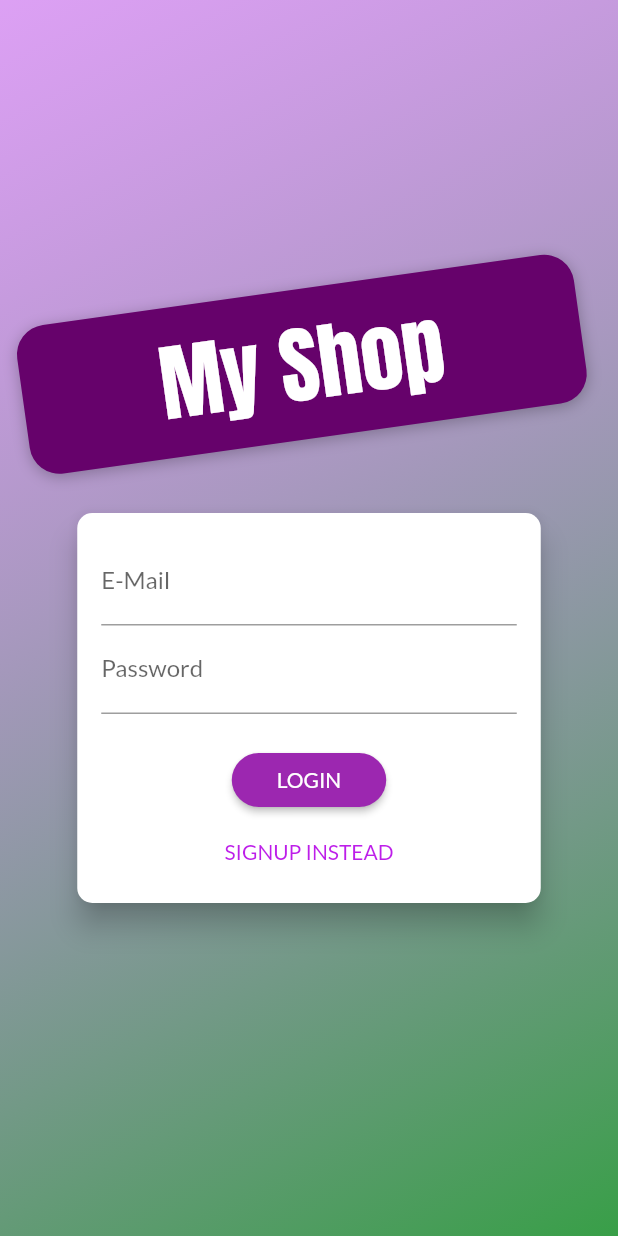
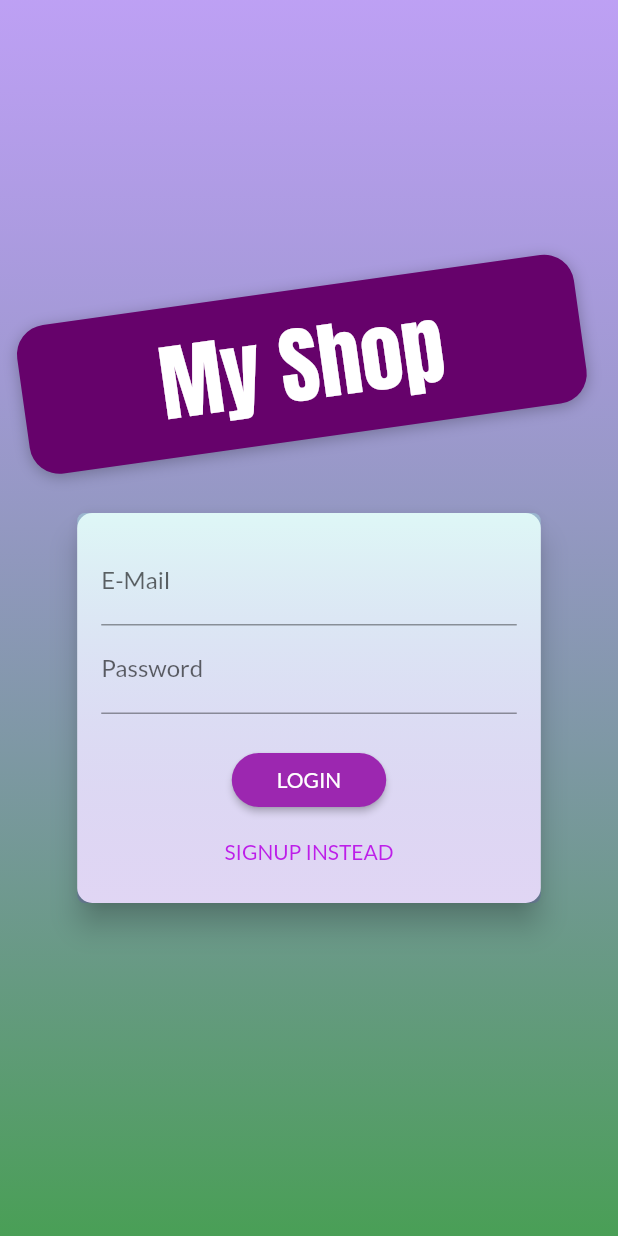
Before and after one commit to Moshated-flutter/shoping_app, a Flutter app: the screen it shows after launch, on a phone screen of 412 x 824 dp. Run offline on Flutter 3.47's test engine with Material 2 defaults, Android fonts, the phone set to English and light mode, and no system bars; our stand-ins replace google_fonts, shared_preferences.

```diff
--- a/lib/screens/auth_screen.dart
+++ b/lib/screens/auth_screen.dart
@@ -27,11 +27,11 @@ class AuthScreen extends StatelessWidget {
             decoration: BoxDecoration(
               gradient: LinearGradient(
                 colors: [
-                  const Color.fromARGB(255, 191, 71, 238).withOpacity(0.5),
-                  const Color.fromARGB(255, 35, 149, 52).withOpacity(0.9),
+                  const Color.fromARGB(255, 129, 71, 238).withOpacity(0.5),
+                  const Color.fromARGB(255, 54, 149, 68).withOpacity(0.9),
                 ],
-                begin: Alignment.topLeft,
-                end: Alignment.bottomRight,
+                begin: Alignment.topCenter,
+                end: Alignment.bottomCenter,
                 stops: const [0, 1],
               ),
             ),
@@ -92,7 +92,8 @@ class AuthCard extends StatefulWidget {
   _AuthCardState createState() => _AuthCardState();
 }
 
-class _AuthCardState extends State<AuthCard> {
+class _AuthCardState extends State<AuthCard>
+    with SingleTickerProviderStateMixin {
   final GlobalKey<FormState> _formKey = GlobalKey();
   AuthMode _authMode = AuthMode.Login;
   final Map<String, String> _authData = {
@@ -101,6 +102,35 @@ class _AuthCardState extends State<AuthCard> {
   };
   var _isLoading = false;
   final _passwordController = TextEditingController();
+  AnimationController? _animationController;
+  Animation<Size>? _animationHeight;
+  @override
+  void initState() {
+    super.initState();
+    _animationController = AnimationController(
+      vsync: this,
+      duration: const Duration(milliseconds: 300),
+    );
+    _animationHeight = Tween<Size>(
+      begin: const Size(double.infinity, 260),
+      end: const Size(double.infinity, 320),
+    ).animate(
+      CurvedAnimation(
+        parent: _animationController as Animation<double>,
+        curve: Curves.fastOutSlowIn,
+      ),
+    );
+    _animationHeight!.addListener(() {
+      return setState(() {});
+    });
+  }
+
+  @override
+  void dispose() {
+    super.dispose();
+    _animationController!.dispose();
+  }
+
   void showMessageDialog(String message) {
     showDialog(
       context: context,
@@ -170,10 +200,12 @@ class _AuthCardState extends State<AuthCard> {
       setState(() {
         _authMode = AuthMode.Signup;
       });
+      _animationController!.forward();
     } else {
       setState(() {
         _authMode = AuthMode.Login;
       });
+      _animationController!.reverse();
     }
   }
 
@@ -186,7 +218,20 @@ class _AuthCardState extends State<AuthCard> {
       ),
       elevation: 8.0,
       child: Container(
-        height: _authMode == AuthMode.Signup ? 320 : 260,
+        decoration: BoxDecoration(
+          borderRadius: BorderRadius.circular(5),
+          gradient: LinearGradient(
+            colors: [
+              const Color.fromARGB(255, 173, 236, 233).withOpacity(0.4),
+              const Color.fromARGB(255, 102, 49, 200).withOpacity(0.2),
+            ],
+            begin: Alignment.topCenter,
+            end: Alignment.bottomCenter,
+            stops: const [0, 1],
+          ),
+        ),
+        // height: _authMode == AuthMode.Signup ? 320 : 260,
+        height: _animationHeight!.value.height,
         constraints:
             BoxConstraints(minHeight: _authMode == AuthMode.Signup ? 320 : 260),
         width: deviceSize.width * 0.75,
```
